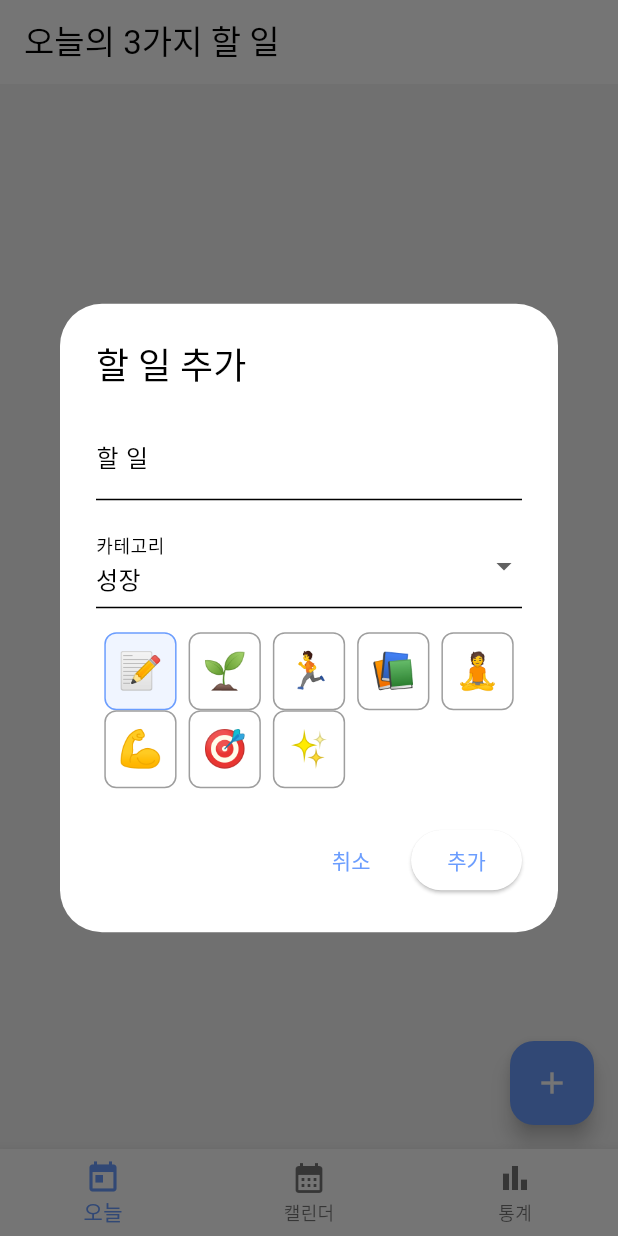
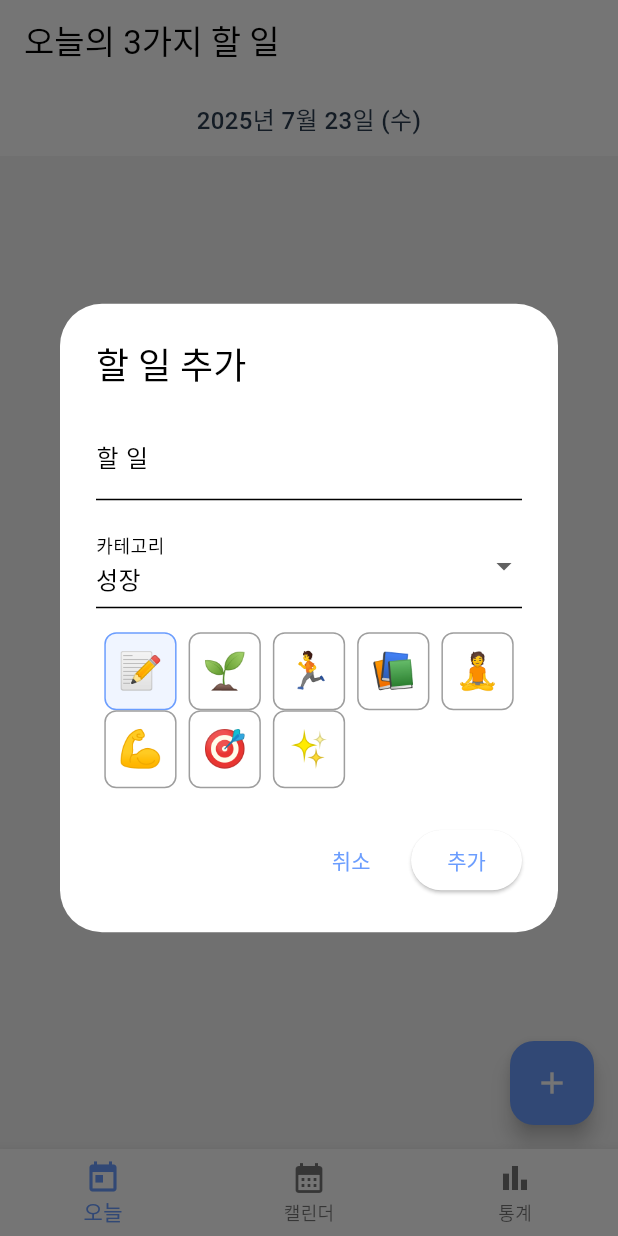
Before and after one commit to soundpost1682/threetodo, a Flutter app: the screen it shows after launch, after a tap on "할 일 추가하기", on a phone screen of 412 x 824 dp. Run offline on Flutter 3.47's test engine with Material 3 defaults, Android fonts, the phone set to English and light mode, and no system bars; our stand-ins replace logger, sqflite, table_calendar; accounts and stored records are empty.

Commit message:
today, date correction

```diff
--- a/lib/features/calendar/screens/calendar_screen.dart
+++ b/lib/features/calendar/screens/calendar_screen.dart
@@ -12,16 +12,8 @@ class CalendarScreen extends StatefulWidget {
 }
 
 class _CalendarScreenState extends State<CalendarScreen> {
-  static final DateTime firstDay = DateTime.utc(2024, 1, 1);
-  static final DateTime lastDay = DateTime.utc(2024, 12, 31);
-
-  DateTime getInitialFocusedDay() {
-    final now = DateTime.now();
-    if (now.isBefore(firstDay)) return firstDay;
-    if (now.isAfter(lastDay)) return lastDay;
-    return now;
-  }
-
+  late final DateTime firstDay;
+  late final DateTime lastDay;
   late DateTime _focusedDay;
   DateTime? _selectedDay;
   CalendarFormat _calendarFormat = CalendarFormat.month;
@@ -29,9 +21,11 @@ class _CalendarScreenState extends State<CalendarScreen> {
   @override
   void initState() {
     super.initState();
-    _focusedDay = getInitialFocusedDay();
-    _selectedDay =
-        DateTime(_focusedDay.year, _focusedDay.month, _focusedDay.day);
+    final now = DateTime.now();
+    firstDay = DateTime(now.year - 1, now.month, now.day);
+    lastDay = DateTime(now.year + 1, now.month, now.day);
+    _focusedDay = now;
+    _selectedDay = DateTime(now.year, now.month, now.day);
     Future.microtask(
         () => context.read<TodoProvider>().loadTodos(_selectedDay!));
   }
--- a/lib/features/todo/screens/todo_list_screen.dart
+++ b/lib/features/todo/screens/todo_list_screen.dart
@@ -1,5 +1,6 @@
 import 'package:flutter/material.dart';
 import 'package:provider/provider.dart';
+import 'package:intl/intl.dart';
 import '../providers/todo_provider.dart';
 import '../../../data/models/todo.dart';
 import '../widgets/add_todo_dialog.dart';
@@ -21,11 +22,26 @@ class _TodoListScreenState extends State<TodoListScreen> {
 
   @override
   Widget build(BuildContext context) {
+    final today = DateTime.now();
+    final formatted = DateFormat('yyyy년 M월 d일 (E)', 'ko').format(today);
     return Scaffold(
       appBar: AppBar(
         title: const Text('오늘의 3가지 할 일'),
       ),
-      body: Consumer<TodoProvider>(
+      body: Column(
+        children: [
+          Container(
+            width: double.infinity,
+            color: Theme.of(context).colorScheme.surface,
+            padding: const EdgeInsets.symmetric(vertical: 12),
+            child: Text(
+              formatted,
+              textAlign: TextAlign.center,
+              style: const TextStyle(fontSize: 16, fontWeight: FontWeight.w500),
+            ),
+          ),
+          Expanded(
+            child: Consumer<TodoProvider>(
               builder: (context, todoProvider, child) {
                 if (todoProvider.isLoading) {
                   return const Center(
@@ -74,13 +90,17 @@ class _TodoListScreenState extends State<TodoListScreen> {
                 return ListView.separated(
                   padding: const EdgeInsets.all(16),
                   itemCount: todos.length,
-            separatorBuilder: (context, index) => const SizedBox(height: 8),
+                  separatorBuilder: (context, index) =>
+                      const SizedBox(height: 8),
                   itemBuilder: (context, index) {
                     final todo = todos[index];
                     return TodoItemCard(todo: todo);
                   },
                 );
               },
+            ),
+          ),
+        ],
       ),
       floatingActionButton: Consumer<TodoProvider>(
         builder: (context, todoProvider, child) {
--- a/lib/main.dart
+++ b/lib/main.dart
@@ -5,10 +5,11 @@ import 'features/todo/providers/todo_provider.dart';
 import 'features/home/screens/home_screen.dart';
 import 'data/database/todo_database.dart';
 import 'core/utils/logger.dart';
+import 'package:intl/date_symbol_data_local.dart';
 
 void main() async {
   WidgetsFlutterBinding.ensureInitialized();
-
+  await initializeDateFormatting('ko');
   // 데이터베이스 초기화
   try {
     AppLogger.info('Starting app initialization');
```
Lines whose indentation alone changed are shown as unchanged.
